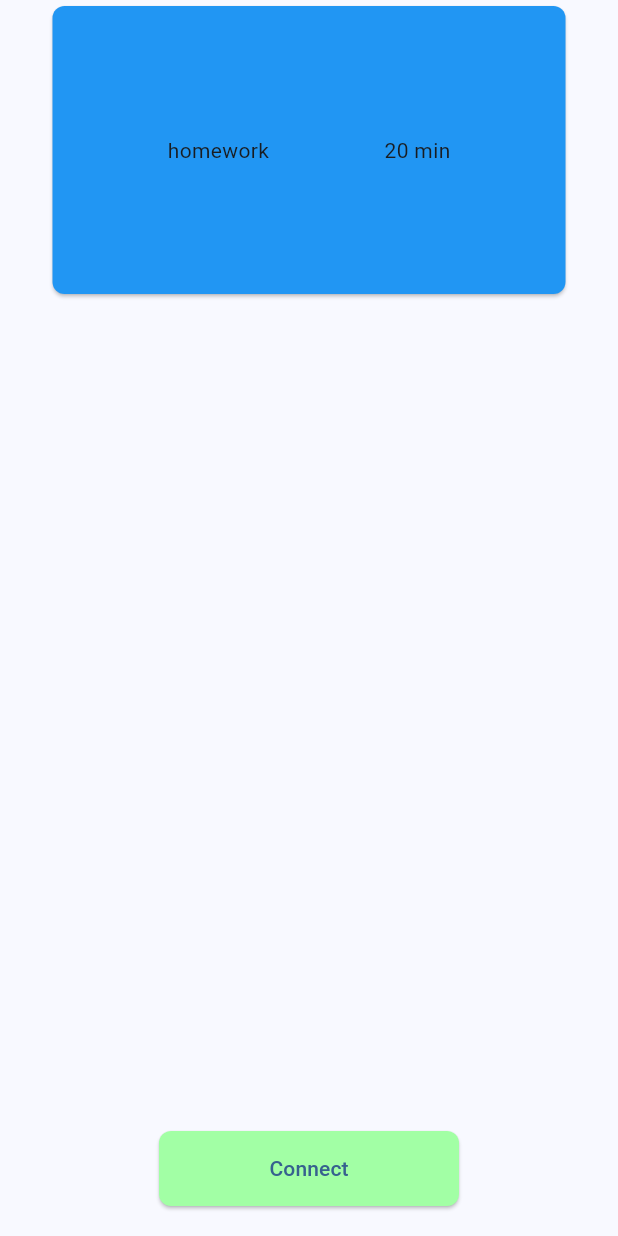
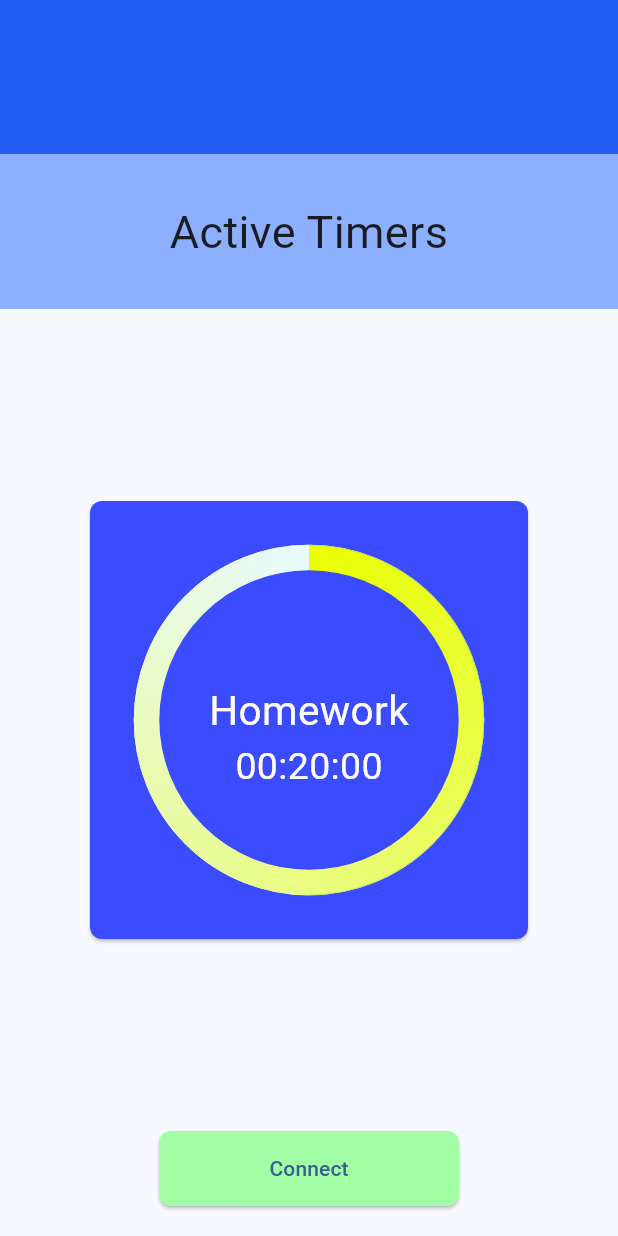
Before and after one commit to MyleneZ/Timer-Project, a Flutter app: the screen it shows after launch, on a phone screen of 412 x 824 dp. Run offline on Flutter 3.47's test engine with Material 3 defaults, Android fonts, the light colour scheme and no system bars; drawn by our look-alikes of syncfusion_flutter_gauges; our stand-ins replace google_fonts.

Commit message:
homescreen progress

```diff
--- a/timer_companion_app/lib/main.dart
+++ b/timer_companion_app/lib/main.dart
@@ -1,5 +1,6 @@
 import 'package:flutter/material.dart';
 import 'package:timer_companion_app/routes.dart';
+import 'package:timer_companion_app/size_config.dart';
 
 void main() {
   runApp(const MyApp());
@@ -11,6 +12,7 @@ class MyApp extends StatelessWidget {
   // This widget is the root of your application.
   @override
   Widget build(BuildContext context) {
+    SizeConfig().init(context);
     return MaterialApp(
       title: 'Flutter Demo',
       theme: ThemeData(
--- a/timer_companion_app/lib/screens/homescreen.dart
+++ b/timer_companion_app/lib/screens/homescreen.dart
@@ -1,4 +1,7 @@
 import 'package:flutter/material.dart';
+import 'package:google_fonts/google_fonts.dart';
+import 'package:timer_companion_app/size_config.dart';
+import 'package:syncfusion_flutter_gauges/gauges.dart';
 
 class Homescreen extends StatefulWidget {
   const Homescreen({super.key});
@@ -17,17 +20,121 @@ class _HomescreenState extends State<Homescreen> {
           crossAxisAlignment: CrossAxisAlignment.center,
           children: [
             SizedBox(
-              width: 350,
-              height: 200,
+              width: double.infinity,
+              height: SizeConfig.vertical! * 25,
+              child: Column(
+                children: [
+                  Container(
+                    color: const Color.fromARGB(255, 33, 93, 243),
+                    height: SizeConfig.vertical! * 12.5,
+                    width: double.infinity,
+                  ),
+                  Container(
+                    color: const Color.fromARGB(255, 140, 176, 255),
+                    height: SizeConfig.vertical! * 12.5,
+                    width: double.infinity,
+                    child: Center(
+                      child: Text(
+                        "Active Timers",
+                        textAlign: TextAlign.center,
+                        style: GoogleFonts.racingSansOne(fontSize: 30),
+                      ),
+                    ),
+                  ),
+                ],
+              ),
+            ),
+            SizedBox(
+              width: 300,
+              height: 300,
               child: Card(
                 shape: RoundedRectangleBorder(
                   borderRadius: BorderRadius.circular(8),
                 ),
-                color: Colors.blue,
-                child: Row(
-                  mainAxisAlignment: MainAxisAlignment.spaceEvenly,
-                  crossAxisAlignment: CrossAxisAlignment.center,
-                  children: [Text("homework"), Text("20 min")],
+                color: const Color.fromARGB(255, 59, 75, 255),
+                // child: Row(
+                //   mainAxisAlignment: MainAxisAlignment.spaceEvenly,
+                //   crossAxisAlignment: CrossAxisAlignment.center,
+                //   children: [
+                //     Text("homework", style: GoogleFonts.onest(fontSize: 20)),
+                //     Text("20 min"),
+                //   ],
+                // ),
+                child: SfRadialGauge(
+                  axes: <RadialAxis>[
+                    RadialAxis(
+                      startAngle: 270,
+                      endAngle: 270,
+                      radiusFactor: 0.8,
+                      showLabels: false,
+                      showTicks: false,
+                      axisLineStyle: const AxisLineStyle(
+                        thickness: 1.5,
+                        color: Colors.white,
+                        cornerStyle:
+                            CornerStyle.endCurve, // TODO: round the end
+                      ),
+                      pointers: <GaugePointer>[
+                        RangePointer(
+                          value: 50,
+                          width: 0.2,
+                          color: Colors.green,
+                        ),
+                      ],
+                      annotations: <GaugeAnnotation>[
+                        GaugeAnnotation(
+                          widget: Column(
+                            mainAxisAlignment: MainAxisAlignment.center,
+                            children: [
+                              Text(
+                                'Homework',
+                                style: GoogleFonts.racingSansOne(
+                                  fontSize: 27,
+                                  color: Colors.white,
+                                ),
+                              ),
+                              Text(
+                                '00:20:00',
+                                style: GoogleFonts.racingSansOne(
+                                  fontSize: 25,
+                                  color: Colors.white,
+                                ),
+                              ),
+                            ],
+                          ),
+                          positionFactor: 0.1,
+                          angle: 90,
+                        ),
+                      ],
+                      ranges: [
+                        GaugeRange(
+                          startValue: 0,
+                          endValue: 100,
+                          gradient: const SweepGradient(
+                            colors: <Color>[
+                              Color.fromARGB(255, 234, 255, 0),
+                              Color.fromARGB(255, 233, 250, 255),
+                            ],
+                            stops: <double>[0.0, 1.0],
+                          ),
+                          startWidth: 17,
+                          endWidth: 17,
+                        ),
+                      ],
+                    ),
+                    // gradient (orange to purple)
+                    // RadialAxis(
+                    //   ranges: [
+                    //     GaugeRange(
+                    //       startValue: 0,
+                    //       endValue: 100,
+                    //       color: const Color.fromARGB(255, 255, 165, 0),
+                    //       startWidth: 10,
+                    //       endWidth: 10,
+                    //     ),
+                    //   ],
+                    // ),
+                  ],
                 ),
               ),
             ),
--- /dev/null
+++ b/timer_companion_app/lib/size_config.dart
@@ -0,0 +1,17 @@
+import 'package:flutter/widgets.dart';
+
+class SizeConfig {
+  static MediaQueryData? _mediaQueryData;
+  static double? screenWidth;
+  static double? screenHeight;
+  static double? horizontal;
+  static double? vertical;
+
+  void init(BuildContext context) {
+    _mediaQueryData = MediaQuery.of(context);
+    screenWidth = _mediaQueryData!.size.width;
+    screenHeight = _mediaQueryData!.size.height;
+    horizontal = screenWidth! / 100;
+    vertical = screenHeight! / 100;
+  }
+}
--- a/timer_companion_app/pubspec.yaml
+++ b/timer_companion_app/pubspec.yaml
@@ -34,6 +34,8 @@ dependencies:
   # The following adds the Cupertino Icons font to your application.
   # Use with the CupertinoIcons class for iOS style icons.
   cupertino_icons: ^1.0.8
+  google_fonts: ^6.2.1
+  syncfusion_flutter_gauges: ^30.1.40
 
 dev_dependencies:
   flutter_test:
```
Also changed, not shown: timer_companion_app/pubspec.lock, 1 other file.
